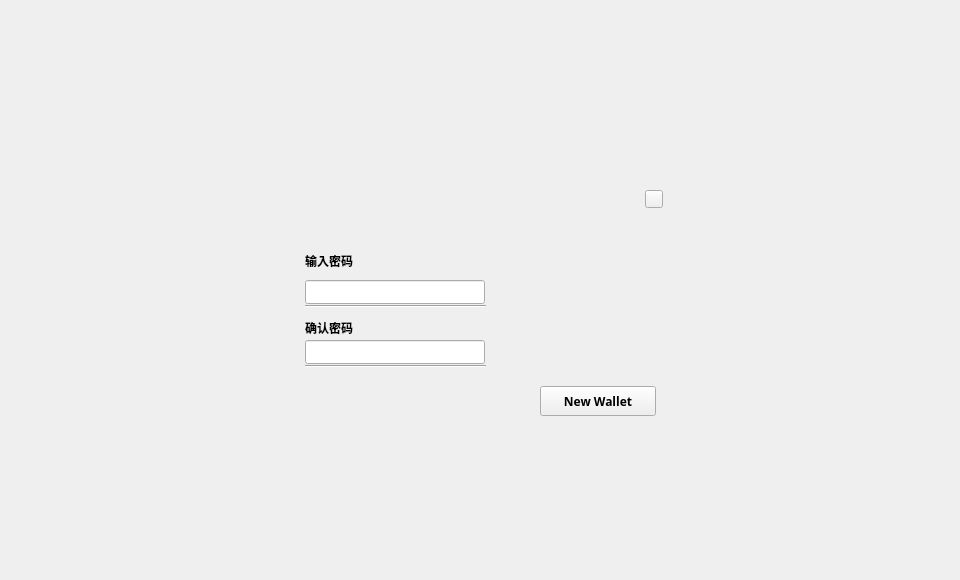
Above: LNKWallet/firstlogin.ui from HcashOrg/hx-indicator before the change. Below: the same form after it.
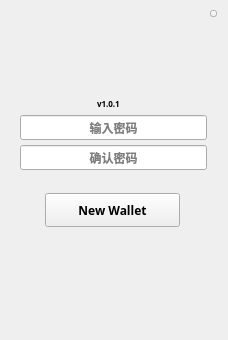
That is the form after the change.

Patch:
```diff
--- a/LNKWallet/firstlogin.ui
+++ b/LNKWallet/firstlogin.ui
@@ -6,8 +6,8 @@
    <rect>
     <x>0</x>
     <y>0</y>
-    <width>960</width>
-    <height>580</height>
+    <width>228</width>
+    <height>340</height>
    </rect>
   </property>
   <property name="font">
@@ -23,10 +23,10 @@
   <widget class="QLineEdit" name="pwdLineEdit2">
    <property name="geometry">
     <rect>
-     <x>305</x>
-     <y>340</y>
-     <width>180</width>
-     <height>24</height>
+     <x>20</x>
+     <y>145</y>
+     <width>187</width>
+     <height>25</height>
     </rect>
    </property>
    <property name="font">
@@ -46,14 +46,20 @@
    <property name="echoMode">
     <enum>QLineEdit::Password</enum>
    </property>
+   <property name="alignment">
+    <set>Qt::AlignCenter</set>
+   </property>
+   <property name="placeholderText">
+    <string>确认密码</string>
+   </property>
   </widget>
   <widget class="QToolButton" name="createBtn">
    <property name="geometry">
     <rect>
-     <x>540</x>
-     <y>386</y>
-     <width>116</width>
-     <height>30</height>
+     <x>45</x>
+     <y>193</y>
+     <width>135</width>
+     <height>34</height>
     </rect>
    </property>
    <property name="font">
@@ -77,10 +83,10 @@
   <widget class="QToolButton" name="closeBtn">
    <property name="geometry">
     <rect>
-     <x>645</x>
-     <y>190</y>
-     <width>18</width>
-     <height>18</height>
+     <x>210</x>
+     <y>10</y>
+     <width>7</width>
+     <height>7</height>
     </rect>
    </property>
    <property name="cursor">
@@ -96,10 +102,10 @@
   <widget class="QLineEdit" name="pwdLineEdit">
    <property name="geometry">
     <rect>
-     <x>305</x>
-     <y>280</y>
-     <width>180</width>
-     <height>24</height>
+     <x>20</x>
+     <y>115</y>
+     <width>187</width>
+     <height>25</height>
     </rect>
    </property>
    <property name="font">
@@ -117,49 +123,20 @@
     <enum>QLineEdit::Password</enum>
    </property>
    <property name="alignment">
-    <set>Qt::AlignLeading|Qt::AlignLeft|Qt::AlignVCenter</set>
+    <set>Qt::AlignCenter</set>
+   </property>
+   <property name="placeholderText">
+    <string>输入密码</string>
    </property>
    <property name="clearButtonEnabled">
     <bool>false</bool>
    </property>
   </widget>
-  <widget class="QLabel" name="label">
-   <property name="geometry">
-    <rect>
-     <x>305</x>
-     <y>250</y>
-     <width>200</width>
-     <height>21</height>
-    </rect>
-   </property>
-   <property name="styleSheet">
-    <string notr="true"/>
-   </property>
-   <property name="text">
-    <string>输入密码</string>
-   </property>
-  </widget>
-  <widget class="QLabel" name="label2">
-   <property name="geometry">
-    <rect>
-     <x>305</x>
-     <y>320</y>
-     <width>200</width>
-     <height>16</height>
-    </rect>
-   </property>
-   <property name="styleSheet">
-    <string notr="true"/>
-   </property>
-   <property name="text">
-    <string>确认密码</string>
-   </property>
-  </widget>
   <widget class="QLabel" name="tipLabel">
    <property name="geometry">
     <rect>
-     <x>305</x>
-     <y>370</y>
+     <x>25</x>
+     <y>172</y>
      <width>180</width>
      <height>20</height>
     </rect>
@@ -179,39 +156,34 @@
     <set>Qt::AlignLeading|Qt::AlignLeft|Qt::AlignVCenter</set>
    </property>
   </widget>
-  <widget class="Line" name="line">
+  <widget class="QLabel" name="label_version">
    <property name="geometry">
     <rect>
-     <x>305</x>
-     <y>298</y>
-     <width>181</width>
-     <height>16</height>
+     <x>97</x>
+     <y>94</y>
+     <width>80</width>
+     <height>20</height>
     </rect>
    </property>
-   <property name="orientation">
-    <enum>Qt::Horizontal</enum>
+   <property name="font">
+    <font>
+     <pointsize>-1</pointsize>
+    </font>
    </property>
-  </widget>
-  <widget class="Line" name="line_2">
-   <property name="geometry">
-    <rect>
-     <x>305</x>
-     <y>358</y>
-     <width>181</width>
-     <height>16</height>
-    </rect>
+   <property name="styleSheet">
+    <string notr="true">font-size: 8px;</string>
    </property>
-   <property name="orientation">
-    <enum>Qt::Horizontal</enum>
+   <property name="text">
+    <string>v1.0.1</string>
    </property>
   </widget>
   <widget class="QLabel" name="welcome_label">
    <property name="geometry">
     <rect>
-     <x>305</x>
-     <y>190</y>
-     <width>100</width>
-     <height>45</height>
+     <x>72</x>
+     <y>82</y>
+     <width>78</width>
+     <height>15</height>
     </rect>
    </property>
    <property name="font">
```
Left out of the diff: 12 changed lines with no effect on the pictures.
